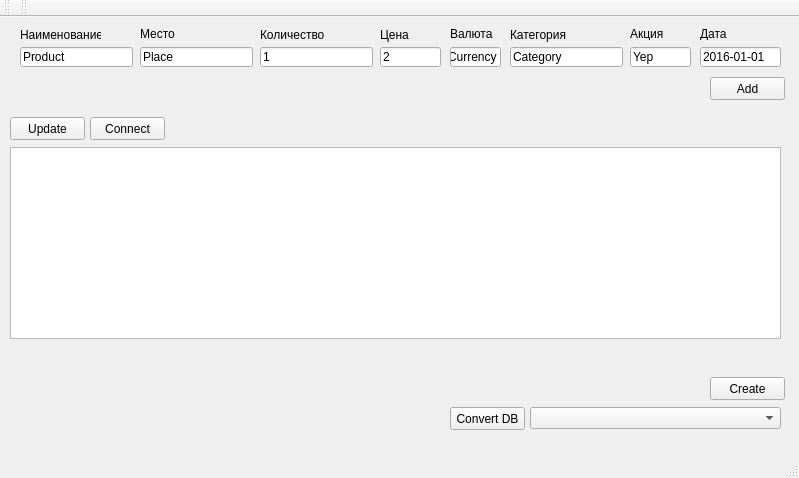
The window that mainwindow.ui (eagerber/accounting) describes before a commit, drawn with Qt 5.
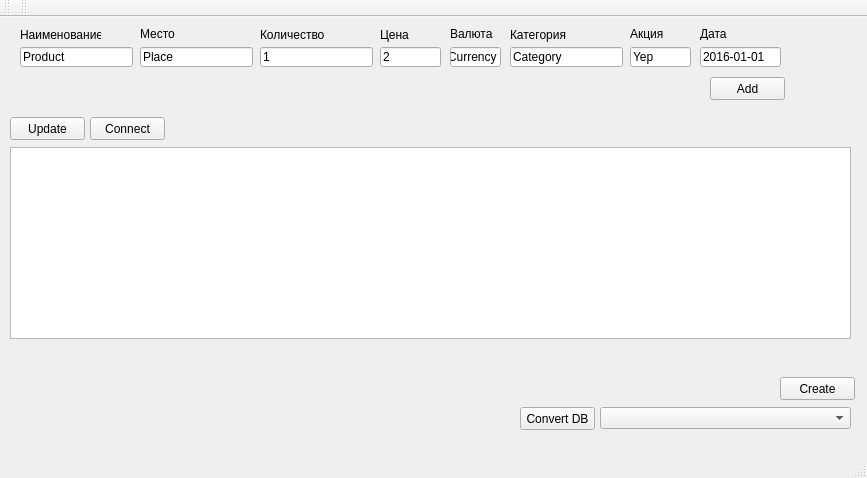
The same window after the commit.

```diff
--- a/mainwindow.ui
+++ b/mainwindow.ui
@@ -6,7 +6,7 @@
    <rect>
     <x>0</x>
     <y>0</y>
-    <width>799</width>
+    <width>867</width>
     <height>478</height>
    </rect>
   </property>
@@ -214,7 +214,7 @@
      <rect>
       <x>10</x>
       <y>130</y>
-      <width>771</width>
+      <width>841</width>
       <height>192</height>
      </rect>
     </property>
@@ -261,7 +261,7 @@
    <widget class="QPushButton" name="createDBButton">
     <property name="geometry">
      <rect>
-      <x>710</x>
+      <x>780</x>
       <y>360</y>
       <width>75</width>
       <height>23</height>
@@ -287,7 +287,7 @@
    <widget class="QPushButton" name="convertDBButton">
     <property name="geometry">
      <rect>
-      <x>450</x>
+      <x>520</x>
       <y>390</y>
       <width>75</width>
       <height>23</height>
@@ -300,7 +300,7 @@
    <widget class="QComboBox" name="convertScriptComboBox">
     <property name="geometry">
      <rect>
-      <x>530</x>
+      <x>600</x>
       <y>390</y>
       <width>251</width>
       <height>22</height>
```
Left out of the diff: 5 changed lines with no effect on the pictures.
